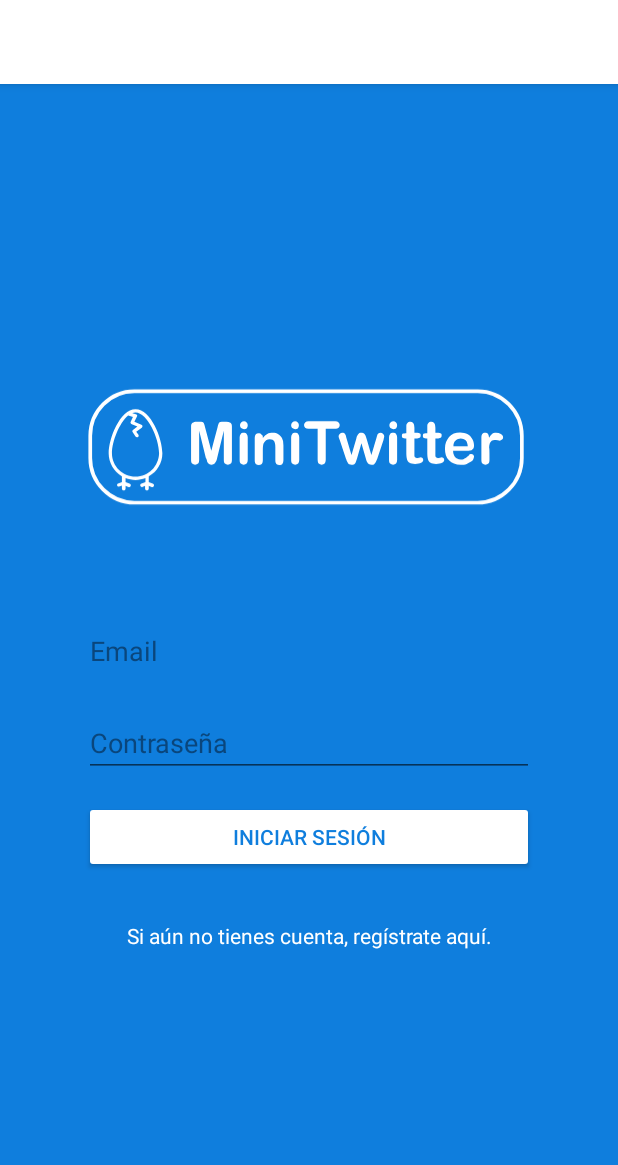
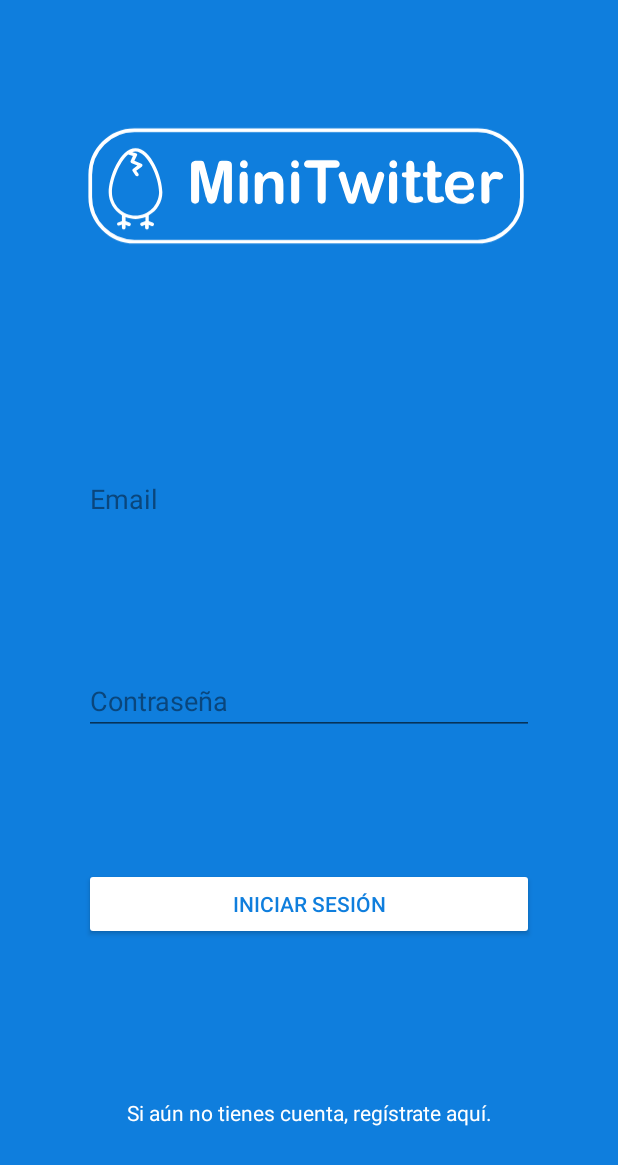
Before and after one commit to Monzonprog/MiniTwitter, an Android app: the screen it shows after launch (MainActivity), on a phone screen of 412 x 824 dp. Shown: the top 1165 px of the screen. Run offline under Robolectric (Android 15) with nearby library versions, the phone set to English and light mode, and no system bars.

Commit message:
Referenciamos elementos y creamos navegación

```diff
--- a/app/src/main/java/com/jmonzon/minitwitter/MainActivity.kt
+++ b/app/src/main/java/com/jmonzon/minitwitter/MainActivity.kt
@@ -1,12 +1,47 @@
 package com.jmonzon.minitwitter
 
+import android.content.Intent
 import androidx.appcompat.app.AppCompatActivity
 import android.os.Bundle
+import android.view.View
+import android.widget.Button
+import android.widget.TextView
+import android.widget.Toast
 
 class MainActivity : AppCompatActivity() {
 
+    private lateinit var btnLogin : Button
+    private lateinit var tvGoSignUp : TextView
+
     override fun onCreate(savedInstanceState: Bundle?) {
+        supportActionBar?.hide()
         super.onCreate(savedInstanceState)
         setContentView(R.layout.activity_main)
+
+        btnLogin = findViewById(R.id.buttonLogin)
+        tvGoSignUp = findViewById(R.id.textViewSignUp)
+
+        btnLogin.setOnClickListener(listener)
+        tvGoSignUp.setOnClickListener(listener)
+
+    }
+
+    //Listener for elements in view
+    private val listener= View.OnClickListener { view ->
+        when (view.getId()) {
+            R.id.buttonLogin -> {
+                Toast.makeText(this, "Login", Toast.LENGTH_LONG).show()
+            }
+            R.id.textViewSignUp -> {
+                goSignUp()
+            }
+        }
+    }
+
+    //Function to navigate to SignUp Screen
+    private fun goSignUp() {
+        val intent = Intent  (this, SingUpActivity::class.java)
+        startActivity(intent)
+        finish()
     }
 }
--- a/app/src/main/res/layout/activity_main.xml
+++ b/app/src/main/res/layout/activity_main.xml
@@ -16,7 +16,7 @@
         app:layout_constraintHorizontal_bias="0.5"
         app:layout_constraintStart_toStartOf="parent"
         app:layout_constraintTop_toTopOf="parent"
-        app:layout_constraintVertical_chainStyle="packed"
+        app:layout_constraintVertical_chainStyle="spread"
         app:srcCompat="@drawable/ic_logo_minitwitter_white" />
 
     <EditText
@@ -61,17 +61,16 @@
         android:layout_height="wrap_content"
         android:layout_marginTop="16dp"
         android:backgroundTint="@android:color/white"
-        android:hint="@string/btn_login"
         android:text="@string/btn_login"
         android:textColor="@color/colorAzul"
-        app:layout_constraintBottom_toTopOf="@+id/textView"
+        app:layout_constraintBottom_toTopOf="@+id/textViewSignUp"
         app:layout_constraintEnd_toEndOf="@+id/editTextPassword"
         app:layout_constraintHorizontal_bias="0.5"
         app:layout_constraintStart_toStartOf="@+id/editTextPassword"
         app:layout_constraintTop_toBottomOf="@+id/editTextPassword" />
 
     <TextView
-        android:id="@+id/textView"
+        android:id="@+id/textViewSignUp"
         android:layout_width="0dp"
         android:layout_height="wrap_content"
         android:layout_marginTop="32dp"
```
